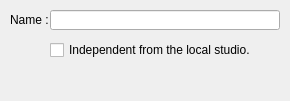
This is client/dlgpatientoriginedit.ui in tbikfalvi/Belenus as Qt 5 draws it before an edit. The edited form follows.
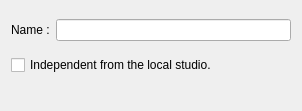
This is the edited form.

Patch:
```diff
--- a/client/dlgpatientoriginedit.ui
+++ b/client/dlgpatientoriginedit.ui
@@ -6,62 +6,43 @@
    <rect>
     <x>0</x>
     <y>0</y>
-    <width>290</width>
-    <height>101</height>
+    <width>302</width>
+    <height>111</height>
    </rect>
   </property>
   <property name="windowTitle">
    <string>Dialog</string>
   </property>
+  <layout class="QVBoxLayout" name="verticalLayout">
+   <item>
+    <layout class="QHBoxLayout" name="horizontalLayout">
+     <item>
   <widget class="QLabel" name="lblName">
-   <property name="geometry">
-    <rect>
-     <x>10</x>
-     <y>10</y>
-     <width>41</width>
-     <height>20</height>
-    </rect>
-   </property>
    <property name="text">
     <string>Name :</string>
    </property>
   </widget>
-  <widget class="QLineEdit" name="ledName">
-   <property name="geometry">
-    <rect>
-     <x>50</x>
-     <y>10</y>
-     <width>230</width>
-     <height>20</height>
-    </rect>
-   </property>
-  </widget>
+     </item>
+     <item>
+      <widget class="QLineEdit" name="ledName"/>
+     </item>
+    </layout>
+   </item>
+   <item>
   <widget class="QCheckBox" name="checkIndependent">
-   <property name="geometry">
-    <rect>
-     <x>50</x>
-     <y>40</y>
-     <width>220</width>
-     <height>20</height>
-    </rect>
-   </property>
    <property name="text">
     <string>Independent from the local studio.</string>
    </property>
   </widget>
+   </item>
+   <item>
   <widget class="QDialogButtonBox" name="btbButtons">
-   <property name="geometry">
-    <rect>
-     <x>10</x>
-     <y>70</y>
-     <width>270</width>
-     <height>23</height>
-    </rect>
-   </property>
    <property name="standardButtons">
     <set>QDialogButtonBox::NoButton</set>
    </property>
   </widget>
+   </item>
+  </layout>
  </widget>
  <resources/>
  <connections>
```
Lines whose indentation alone changed are shown as unchanged.
